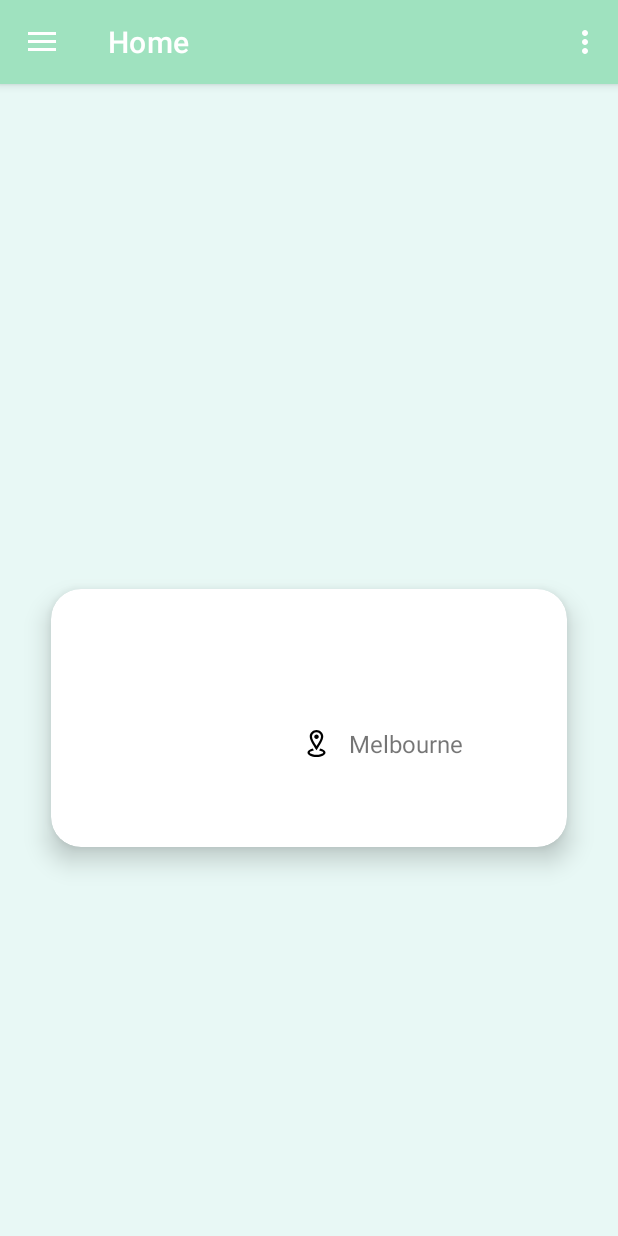
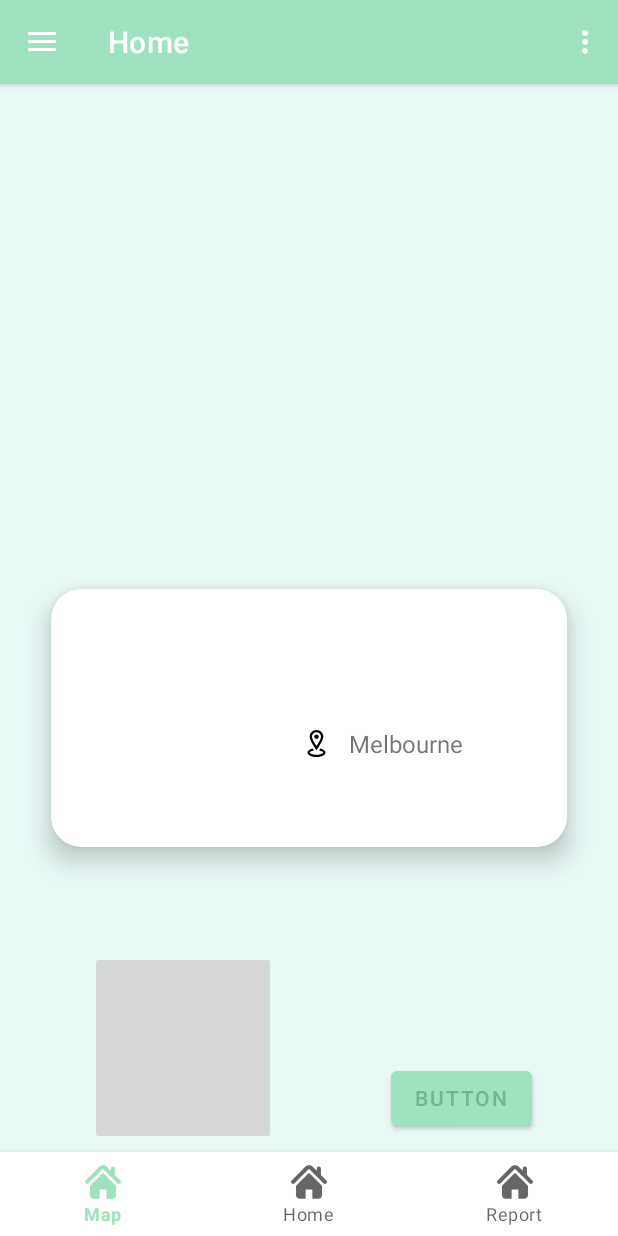
Before and after one commit to PippinBo/Assignment3, an Android app: the MainActivity screen opened directly, with no data from a screen before it, on a phone screen of 412 x 824 dp. Run offline under Robolectric (Android 15) with nearby library versions, the phone set to English and light mode, and no system bars; our stand-ins replace navigation-ui; Roboto replaces fonts that are not available here.

Commit message:
bottom navigation bar

```diff
--- a/app/src/main/java/com/example/assignment3/MainActivity.java
+++ b/app/src/main/java/com/example/assignment3/MainActivity.java
@@ -7,8 +7,12 @@ import android.view.Menu;
 import android.view.MenuItem;
 import android.view.View;
 
+import com.example.assignment3.databinding.ContentMainBinding;
+import com.example.assignment3.ui.map.MapFragment;
+import com.google.android.material.bottomnavigation.BottomNavigationView;
 import com.google.android.material.navigation.NavigationView;
 
+import androidx.fragment.app.FragmentTransaction;
 import androidx.navigation.NavController;
 import androidx.navigation.Navigation;
 import androidx.navigation.ui.AppBarConfiguration;
@@ -29,6 +33,8 @@ public class MainActivity extends AppCompatActivity {
         binding = ActivityMainBinding.inflate(getLayoutInflater());
         setContentView(binding.getRoot());
         setSupportActionBar(binding.appBarMain.toolbar);
+
+
         drawerNavigation();
     }
 
@@ -37,16 +43,19 @@ public class MainActivity extends AppCompatActivity {
     //version 1.0.1: drawer navigation --Hongyu
     public void drawerNavigation() {
         DrawerLayout drawer = binding.drawerLayout;
-        NavigationView navigationView = binding.navView;
+        NavigationView navigationView = findViewById(R.id.nav_view);
+        BottomNavigationView  bottomNavigationView = findViewById(R.id.bottom_view);
         // Passing each menu ID as a set of Ids because each
         // menu should be considered as top level destinations.
         mAppBarConfiguration = new AppBarConfiguration.Builder(
-                R.id.nav_home, R.id.nav_map, R.id.nav_report, R.id.nav_share)
+                R.id.nav_home, R.id.nav_map, R.id.nav_report, R.id.nav_share,
+                R.id.bottom_nav_home, R.id.bottom_nav_map, R.id.bottom_nav_report)
                 .setOpenableLayout(drawer)
                 .build();
-        NavController navController = Navigation.findNavController(this, R.id.nav_host_fragment_content_main);
+        NavController navController = Navigation.findNavController(this, R.id.nav_host_fragment);
         NavigationUI.setupActionBarWithNavController(this, navController, mAppBarConfiguration);
         NavigationUI.setupWithNavController(navigationView, navController);
+        NavigationUI.setupWithNavController(bottomNavigationView, navController);
     }
 
     @Override
@@ -58,7 +67,7 @@ public class MainActivity extends AppCompatActivity {
 
     @Override
     public boolean onSupportNavigateUp() {
-        NavController navController = Navigation.findNavController(this, R.id.nav_host_fragment_content_main);
+        NavController navController = Navigation.findNavController(this, R.id.nav_host_fragment);
         return NavigationUI.navigateUp(navController, mAppBarConfiguration)
                 || super.onSupportNavigateUp();
     }
--- a/app/src/main/res/layout/activity_main.xml
+++ b/app/src/main/res/layout/activity_main.xml
@@ -8,6 +8,8 @@
     android:fitsSystemWindows="true"
     tools:openDrawer="start"
     android:background="@color/background">
+
+
 
     <include
         android:id="@+id/app_bar_main"
@@ -23,4 +25,8 @@
         android:fitsSystemWindows="true"
         app:headerLayout="@layout/nav_header_main"
         app:menu="@menu/activity_main_drawer" />
+
+
+
+
 </androidx.drawerlayout.widget.DrawerLayout>
--- a/app/src/main/res/layout/app_bar_main.xml
+++ b/app/src/main/res/layout/app_bar_main.xml
@@ -24,4 +24,6 @@
 
 
 
+
+
 </androidx.coordinatorlayout.widget.CoordinatorLayout>
--- a/app/src/main/res/layout/content_main.xml
+++ b/app/src/main/res/layout/content_main.xml
@@ -8,13 +8,32 @@
     tools:showIn="@layout/app_bar_main">
 
     <fragment
-        android:id="@+id/nav_host_fragment_content_main"
+        android:id="@+id/nav_host_fragment"
         android:name="androidx.navigation.fragment.NavHostFragment"
         android:layout_width="match_parent"
         android:layout_height="match_parent"
         app:defaultNavHost="true"
+        app:layout_constraintBottom_toTopOf="@id/bottom_view"
         app:layout_constraintLeft_toLeftOf="parent"
         app:layout_constraintRight_toRightOf="parent"
         app:layout_constraintTop_toTopOf="parent"
         app:navGraph="@navigation/mobile_navigation" />
+
+
+    <com.google.android.material.bottomnavigation.BottomNavigationView
+        android:id="@+id/bottom_view"
+        android:layout_width="0dp"
+        android:layout_height="wrap_content"
+        android:layout_marginStart="0dp"
+        android:layout_marginEnd="0dp"
+        android:background="?android:attr/windowBackground"
+        app:layout_constraintBottom_toBottomOf="parent"
+        app:layout_constraintLeft_toLeftOf="parent"
+        app:layout_constraintRight_toRightOf="parent"
+        app:menu="@menu/bottom_nav_menu" />
+
+
+
+
+
 </androidx.constraintlayout.widget.ConstraintLayout>
--- a/app/src/main/res/layout/fragment_home.xml
+++ b/app/src/main/res/layout/fragment_home.xml
@@ -109,5 +109,29 @@
 
     </androidx.cardview.widget.CardView>
 
+    <ImageButton
+        android:id="@+id/imageButton1"
+        android:layout_width="124dp"
+        android:layout_height="129dp"
+        app:layout_constraintBottom_toBottomOf="parent"
+        app:layout_constraintEnd_toEndOf="parent"
+        app:layout_constraintHorizontal_bias="0.209"
+        app:layout_constraintStart_toStartOf="parent"
+        app:layout_constraintTop_toTopOf="parent"
+        app:layout_constraintVertical_bias="0.905"
+        tools:src="@tools:sample/avatars" />
+
+    <Button
+        android:id="@+id/button2"
+        android:layout_width="wrap_content"
+        android:layout_height="wrap_content"
+        android:text="Button"
+        app:layout_constraintBottom_toBottomOf="parent"
+        app:layout_constraintEnd_toEndOf="parent"
+        app:layout_constraintHorizontal_bias="0.82"
+        app:layout_constraintStart_toStartOf="parent"
+        app:layout_constraintTop_toTopOf="parent"
+        app:layout_constraintVertical_bias="0.906" />
+
 
 </androidx.constraintlayout.widget.ConstraintLayout>
--- /dev/null
+++ b/app/src/main/res/menu/bottom_nav_menu.xml
@@ -0,0 +1,19 @@
+<?xml version="1.0" encoding="utf-8"?>
+<menu xmlns:android="http://schemas.android.com/apk/res/android">
+
+    <item
+        android:id="@+id/bottom_nav_map"
+        android:icon="@drawable/ic_home_icon"
+        android:title="@string/menu_map" />
+
+    <item
+        android:id="@+id/bottom_nav_home"
+        android:icon="@drawable/ic_home_icon"
+        android:title="@string/menu_home" />
+
+    <item
+        android:id="@+id/bottom_nav_report"
+        android:icon="@drawable/ic_home_icon"
+        android:title="@string/menu_report" />
+
+</menu>
--- a/app/src/main/res/navigation/mobile_navigation.xml
+++ b/app/src/main/res/navigation/mobile_navigation.xml
@@ -28,4 +28,20 @@
         android:name="com.example.assignment3.ui.share.ShareFragment"
         android:label="@string/menu_share"
         tools:layout="@layout/fragment_share"/>
+
+    <fragment
+        android:id="@+id/bottom_nav_home"
+        android:name="com.example.assignment3.ui.home.HomeFragment"
+        android:label="@string/menu_home"
+        tools:layout="@layout/fragment_home"/>
+    <fragment
+        android:id="@+id/bottom_nav_map"
+        android:name="com.example.assignment3.ui.map.MapFragment"
+        android:label="@string/menu_map"
+        tools:layout="@layout/fragment_map"/>
+    <fragment
+        android:id="@+id/bottom_nav_report"
+        android:name="com.example.assignment3.ui.report.ReportFragment"
+        android:label="@string/menu_report"
+        tools:layout="@layout/fragment_report"/>
 </navigation>
```
Also changed, not shown: app/src/main/java/com/example/assignment3/ui/home/HomeFragment.java (+16 -0 lines).
